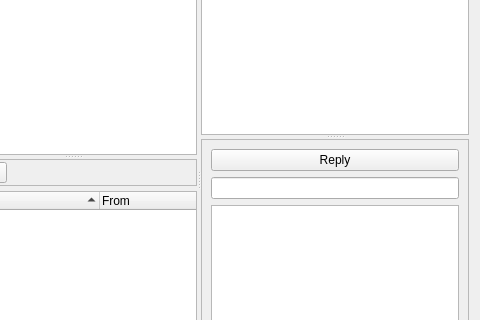
Old version of the form weboob/applications/qboobmsg/ui/messages_manager.ui in the repository laurentb/weboob; both pictures show x 216 to 696 and y 117 to 437 of the 696 by 591 pixel window.
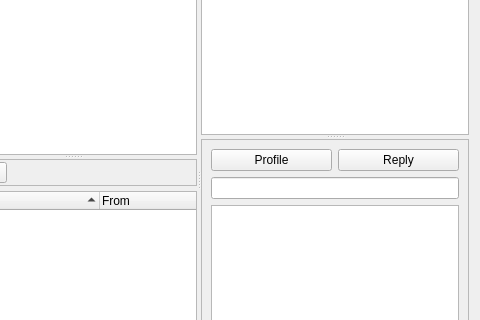
New version of the form.

Commit message: add a button 'Profile'

Diff of the .ui file:
```diff
--- a/weboob/applications/qboobmsg/ui/messages_manager.ui
+++ b/weboob/applications/qboobmsg/ui/messages_manager.ui
@@ -196,11 +196,22 @@
         </property>
         <layout class="QVBoxLayout" name="verticalLayout">
          <item>
+          <layout class="QHBoxLayout" name="horizontalLayout_2">
+           <item>
+            <widget class="QPushButton" name="profileButton">
+             <property name="text">
+              <string>Profile</string>
+             </property>
+            </widget>
+           </item>
+           <item>
           <widget class="QPushButton" name="replyButton">
            <property name="text">
             <string>Reply</string>
            </property>
           </widget>
+           </item>
+          </layout>
          </item>
          <item>
           <widget class="QWidget" name="replyWidget" native="true">
```
Left out of the diff: 8 changed lines with no effect on the pictures. Lines whose indentation alone changed are shown as unchanged. The commit also changes 1 other file.
